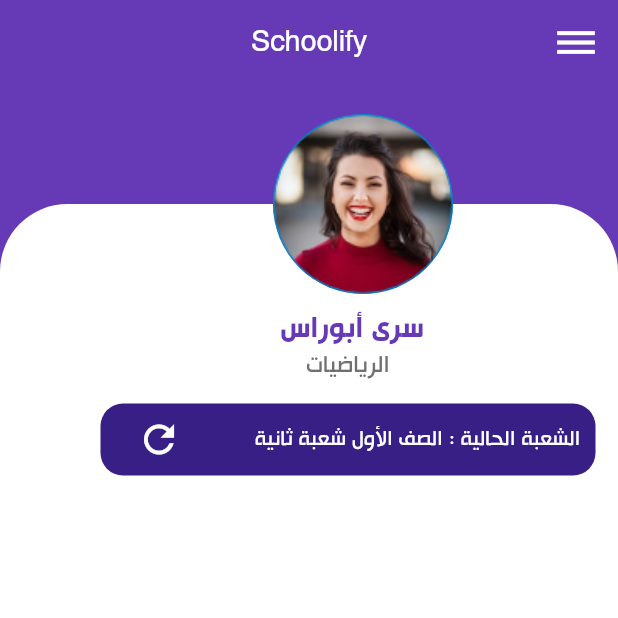
After one commit to SuraAborass/TeacherApp, a Flutter app: the HomeScreen screen opened by its route, on a phone screen of 412 x 824 dp, the top half of it. The commit adds this screen. Run offline on Flutter 3.47's test engine with Material 2 defaults, Android fonts, the phone set to English and light mode, and no system bars; our stand-ins replace get, get_storage; accounts and stored records are empty.

Commit message:
add home screen

```diff
--- a/lib/Constants/colors.dart
+++ b/lib/Constants/colors.dart
@@ -2,6 +2,7 @@ import 'package:flutter/material.dart';
 
 class UIColors {
 static const primary = Color(0xff381F86);
+static const purple = Color(0xff663AB6);
 static const white = Color(0xffFFFFFF);
 static const black = Color(0xff000000);
 static const lightWhite = Color(0x20FFFFFF);
--- a/lib/Constants/get_pages.dart
+++ b/lib/Constants/get_pages.dart
@@ -1,6 +1,7 @@
 import 'package:get/get.dart';
 import '../BusinessLayer/Bindings/init_bindings.dart';
 import '../PresentationLayer/Screens/Auth/login_screen.dart';
+import '../PresentationLayer/Screens/Public/home_screen.dart';
 import '../PresentationLayer/Screens/Public/splash_screen.dart';
 import 'get_routes.dart';
 
@@ -14,5 +15,10 @@ List<GetPage<dynamic>> getPages = [
       page: () => LoginScreen(),
       transition: Transition.zoom,
       binding: InitBinding()),
+  GetPage(
+      name: AppRoutes.homeScreen,
+      page: () => HomeScreen(),
+      transition: Transition.zoom,
+      binding: InitBinding()),
 
 ];
--- a/lib/DataAccessLayer/Models/user.dart
+++ b/lib/DataAccessLayer/Models/user.dart
@@ -7,14 +7,14 @@ class User {
   final String name;
   final String address;
   final String token;
-  final List<Student> students;
+ // final List<Student> students;
   User({
     required this.id,
     required this.phone,
     required this.name,
     required this.address,
     required this.token,
-    required this.students
+  //  required this.students
   });
 
   Map<String, dynamic> toMap() {
@@ -24,7 +24,7 @@ class User {
       'name': name,
       'address' : address,
       'token': token,
-      'students' : students
+     // 'students' : students
     };
   }
 
@@ -34,11 +34,11 @@ class User {
       phone: map['user']['phone'] ?? '',
       name: map['user']['name'] ?? '',
       address: map['user']['address'] ?? '',
-      students: List<Student>.from(
-        (map['students'] as List<dynamic>).map<Student>(
-              (l) => Student.fromMap(l as Map<String, dynamic>),
-        ),
-      ),
+      // students: List<Student>.from(
+      //   (map['students'] as List<dynamic>).map<Student>(
+      //         (l) => Student.fromMap(l as Map<String, dynamic>),
+      //   ),
+      // ),
       token: map['token'] ?? '',
 
     );
@@ -48,11 +48,11 @@ class User {
       id: map['id']?.toInt() ?? 0,
       phone: map['phone'] ?? '',
       name: map['name'] ?? '',
-      students: List<Student>.from(
-        (map['students'] ?? []).map<Student>(
-              (l) => Student.fromMap(l as Map<String, dynamic>),
-        ) ,
-      ),
+      // students: List<Student>.from(
+      //   (map['students'] ?? []).map<Student>(
+      //         (l) => Student.fromMap(l as Map<String, dynamic>),
+      //   ) ,
+      // ),
       address: map['address'] ?? '',
       token: map['token'] ?? '',
 
--- /dev/null
+++ b/lib/PresentationLayer/Screens/Public/home_screen.dart
@@ -0,0 +1,148 @@
+import 'package:flutter/material.dart';
+import 'package:teacher_app/Constants/colors.dart';
+import 'package:get/get.dart';
+import '../../../Constants/text_styles.dart';
+import '../../Widgets/Public/drawer.dart';
+import '../../Widgets/Public/school_appbar.dart';
+
+class HomeScreen extends StatelessWidget {
+  const HomeScreen({Key? key}) : super(key: key);
+
+  @override
+  Widget build(BuildContext context) {
+    return Directionality(
+      textDirection: TextDirection.rtl,
+      child: Scaffold(
+        appBar: schoolAppBar(),
+        drawer: SchoolDrawer(),
+        body: Column(
+          children: [
+            Expanded(
+              child: Stack(
+                children: [
+                  Container(
+                    height: Get.height,
+                    width: Get.width,
+                    decoration: const BoxDecoration(
+                      color: UIColors.purple,
+                    ),
+                  ),
+                  Positioned(
+                    top: 80,
+                    bottom: 0,
+                    child: Container(
+                      width: Get.width,
+                      decoration: const BoxDecoration(
+                        color: UIColors.white,
+                        borderRadius: BorderRadius.only(
+                            topLeft: Radius.circular(45),
+                            topRight: Radius.circular(45)),
+                      ),
+                    ),
+                  ),
+                  const Positioned(
+                      top: 20,
+                      right: 110,
+                      child: CircleAvatar(
+                        radius: 60,
+                        backgroundImage:
+                            AssetImage("assets/images/Ellipse 1.png"),
+                      )),
+                  Positioned(
+                    top: 150,
+                    //right: 130,
+                    child: Column(
+                      mainAxisAlignment: MainAxisAlignment.center,
+                      children: [
+                        Text(
+                          "سرى أبوراس ",
+                          style: UITextStyle.titleBold
+                              .copyWith(color: UIColors.purple, fontSize: 22),
+                        ),
+                        const SizedBox(
+                          height: 2,
+                        ),
+                        Text(
+                          "الرياضيات",
+                          style: UITextStyle.bodyNormal.copyWith(
+                              fontSize: 18, color: UIColors.normalText),
+                        ),
+                        Padding(
+                          padding: const EdgeInsets.all(15.0),
+                          child: Container(
+                            //padding: const EdgeInsets.all(10),
+                            height: 48,
+                            width: 330,
+                            decoration: const BoxDecoration(
+                                color: UIColors.primary,
+                                borderRadius: BorderRadius.all(
+                                  Radius.circular(15),
+                                )),
+                            child: Row(
+                              mainAxisAlignment: MainAxisAlignment.start,
+                              children: [
+                                const SizedBox(
+                                  width: 10,
+                                ),
+                                Text(
+                                  "الشعبة الحالية : الصف الأول شعبة ثانية",
+                                  style: UITextStyle.bodyNormal.copyWith(
+                                      fontSize: 16, color: UIColors.white),
+                                ),
+                                const SizedBox(
+                                  width: 40,
+                                ),
+                                IconButton(
+                                    onPressed: () {},
+                                    icon: const Icon(
+                                      Icons.refresh,
+                                      size: 30,
+                                      color: UIColors.white,
+                                    ))
+                              ],
+                            ),
+                          ),
+                        ),
+                      ],
+                    ),
+                  ),
+                ],
+              ),
+            ),
+            // Expanded(
+            //     child: Padding(
+            //   padding: const EdgeInsets.all(15.0),
+            //   child: ListView(
+            //     children: [
+            //       Container(
+            //         height: 70,
+            //         width: 360,
+            //         decoration: BoxDecoration(
+            //             color: UIColors.white,
+            //             borderRadius: const BorderRadius.all(
+            //               Radius.circular(15),
+            //             ),
+            //             border: Border.all(width: 2, color: UIColors.primary)),
+            //         child: Row(
+            //           children: [
+            //             Expanded(
+            //               flex: 1,
+            //               child: Icon(
+            //                 Icons.people,
+            //                 size: 30,
+            //                 color: UIColors.purple,
+            //               ),
+            //             ),
+            //
+            //           ],
+            //         ),
+            //       )
+            //     ],
+            //   ),
+            // ))
+          ],
+        ),
+      ),
+    );
+  }
+}
--- a/lib/PresentationLayer/Widgets/Public/AppBar.dart
+++ /dev/null
@@ -1,34 +0,0 @@
-import 'package:flutter/material.dart';
-import '../../../Constants/colors.dart';
-
-
-PreferredSizeWidget mainAppBar(BuildContext context) {
-  return AppBar(
-    backgroundColor: UIColors.primary,
-    elevation: 0.0,
-    // flexibleSpace: Container(decoration: const BoxDecoration(
-    //     image:DecorationImage(image: AssetImage('assets/images/school-elements.png'),fit: BoxFit.cover,opacity: 205)),),
-    leading:   Builder(builder: (context) {
-      return IconButton(
-          onPressed: () {
-            Scaffold.of(context).openDrawer();
-          },
-          icon: const Icon(
-            Icons.dehaze_outlined,
-            size: 30,
-            color: UIColors.white,
-          ));
-    }),
-    actions: [
-    Align(
-        alignment: Alignment.centerLeft,
-        child: Padding(
-          padding: const EdgeInsets.only(top: 14.0,left: 14),
-          child: Image.asset(
-            'assets/images/logo.png',
-          ),
-        ),
-      )
-    ],
-  );
-}
--- a/lib/PresentationLayer/Widgets/Public/school_appbar.dart
+++ b/lib/PresentationLayer/Widgets/Public/school_appbar.dart
@@ -8,13 +8,8 @@ PreferredSizeWidget schoolAppBar(
   return AppBar(
     elevation: 0.0,
     centerTitle: true,
-    title: title,
-    backgroundColor: UIColors.primary,
-    shape: const RoundedRectangleBorder(
-      borderRadius: BorderRadius.only(
-        bottomRight: Radius.circular(24),
-      ),
-    ),
+    title:  Text("Schoolify",style: UITextStyle.bodyNormal.copyWith(color: UIColors.white,fontSize: 22)),
+    backgroundColor: UIColors.purple,
     leading:   Builder(builder: (context) {
       return IconButton(
           onPressed: () {
```
Also changed, not shown: assets/images/Ellipse 1.png (added).
